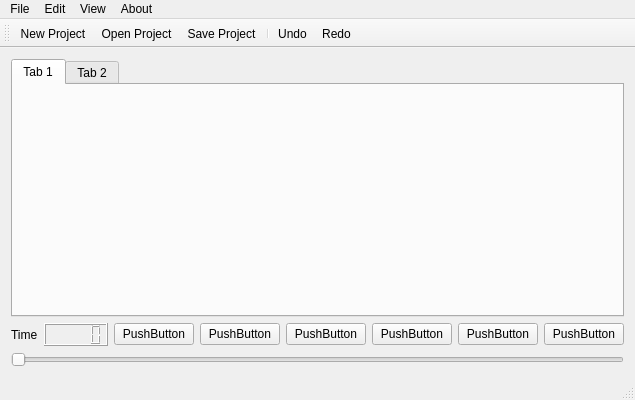
This is kinect_app/kinect_app.ui in Tarotth/DipTerv as Qt 5 draws it before an edit. The edited form follows.
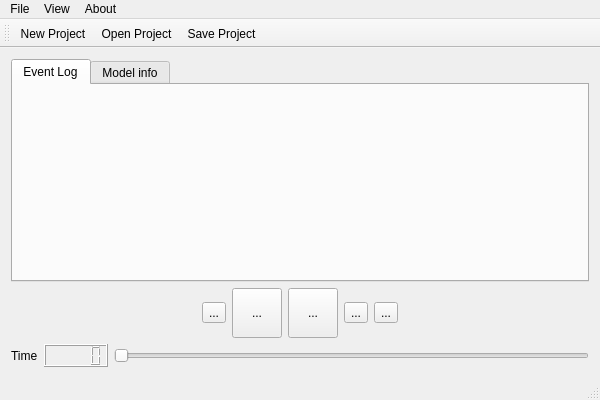
This is the edited form. Icons and pictures are not drawn.

Diff of the .ui file:
```diff
--- a/kinect_app/kinect_app.ui
+++ b/kinect_app/kinect_app.ui
@@ -27,12 +27,12 @@
         </property>
         <widget class="QWidget" name="tab">
          <attribute name="title">
-          <string>Tab 1</string>
+          <string>Event Log</string>
          </attribute>
         </widget>
         <widget class="QWidget" name="tab_2">
          <attribute name="title">
-          <string>Tab 2</string>
+          <string>Model info</string>
          </attribute>
         </widget>
        </widget>
@@ -47,6 +47,130 @@
       <item>
        <layout class="QHBoxLayout" name="horizontalLayout">
         <item>
+         <spacer name="horizontalSpacer_2">
+          <property name="orientation">
+           <enum>Qt::Horizontal</enum>
+          </property>
+          <property name="sizeHint" stdset="0">
+           <size>
+            <width>40</width>
+            <height>20</height>
+           </size>
+          </property>
+         </spacer>
+        </item>
+        <item>
+         <widget class="QToolButton" name="RecButton">
+          <property name="toolTip">
+           <string>Record button</string>
+          </property>
+          <property name="text">
+           <string>...</string>
+          </property>
+          <property name="icon">
+           <iconset>
+            <normaloff>Resources/record.png</normaloff>Resources/record.png</iconset>
+          </property>
+          <property name="shortcut">
+           <string>R</string>
+          </property>
+         </widget>
+        </item>
+        <item>
+         <widget class="QToolButton" name="BackButton">
+          <property name="minimumSize">
+           <size>
+            <width>50</width>
+            <height>50</height>
+           </size>
+          </property>
+          <property name="toolTip">
+           <string>Backward button</string>
+          </property>
+          <property name="text">
+           <string>...</string>
+          </property>
+          <property name="icon">
+           <iconset>
+            <normaloff>Resources/backward2.png</normaloff>Resources/backward2.png</iconset>
+          </property>
+          <property name="shortcut">
+           <string>B</string>
+          </property>
+         </widget>
+        </item>
+        <item>
+         <widget class="QToolButton" name="PlayPauseButton">
+          <property name="minimumSize">
+           <size>
+            <width>50</width>
+            <height>50</height>
+           </size>
+          </property>
+          <property name="toolTip">
+           <string>Play/Pause button</string>
+          </property>
+          <property name="text">
+           <string>...</string>
+          </property>
+          <property name="icon">
+           <iconset>
+            <normaloff>Resources/play4.png</normaloff>Resources/play4.png</iconset>
+          </property>
+         </widget>
+        </item>
+        <item>
+         <widget class="QToolButton" name="StopButton">
+          <property name="toolTip">
+           <string>Stop button</string>
+          </property>
+          <property name="text">
+           <string>...</string>
+          </property>
+          <property name="icon">
+           <iconset>
+            <normaloff>Resources/stop3.png</normaloff>Resources/stop3.png</iconset>
+          </property>
+          <property name="shortcut">
+           <string>S</string>
+          </property>
+         </widget>
+        </item>
+        <item>
+         <widget class="QToolButton" name="ForwardButton">
+          <property name="toolTip">
+           <string>Forward button</string>
+          </property>
+          <property name="text">
+           <string>...</string>
+          </property>
+          <property name="icon">
+           <iconset>
+            <normaloff>Resources/forward2.png</normaloff>Resources/forward2.png</iconset>
+          </property>
+          <property name="shortcut">
+           <string>F</string>
+          </property>
+         </widget>
+        </item>
+        <item>
+         <spacer name="horizontalSpacer">
+          <property name="orientation">
+           <enum>Qt::Horizontal</enum>
+          </property>
+          <property name="sizeHint" stdset="0">
+           <size>
+            <width>40</width>
+            <height>20</height>
+           </size>
+          </property>
+         </spacer>
+        </item>
+       </layout>
+      </item>
+      <item>
+       <layout class="QHBoxLayout" name="horizontalLayout_2">
+        <item>
          <widget class="QLabel" name="label">
           <property name="text">
            <string>Time</string>
@@ -57,56 +181,14 @@
          <widget class="QLCDNumber" name="lcdNumber"/>
         </item>
         <item>
-         <widget class="QPushButton" name="pushButton">
-          <property name="text">
-           <string>PushButton</string>
-          </property>
-         </widget>
-        </item>
-        <item>
-         <widget class="QPushButton" name="pushButton_2">
-          <property name="text">
-           <string>PushButton</string>
-          </property>
-         </widget>
-        </item>
-        <item>
-         <widget class="QPushButton" name="pushButton_3">
-          <property name="text">
-           <string>PushButton</string>
-          </property>
-         </widget>
-        </item>
-        <item>
-         <widget class="QPushButton" name="pushButton_4">
-          <property name="text">
-           <string>PushButton</string>
-          </property>
-         </widget>
-        </item>
-        <item>
-         <widget class="QPushButton" name="pushButton_5">
-          <property name="text">
-           <string>PushButton</string>
-          </property>
-         </widget>
-        </item>
-        <item>
-         <widget class="QPushButton" name="pushButton_6">
-          <property name="text">
-           <string>PushButton</string>
+         <widget class="QSlider" name="horizontalSlider">
+          <property name="orientation">
+           <enum>Qt::Horizontal</enum>
           </property>
          </widget>
         </item>
        </layout>
       </item>
-      <item>
-       <widget class="QSlider" name="horizontalSlider">
-        <property name="orientation">
-         <enum>Qt::Horizontal</enum>
-        </property>
-       </widget>
-      </item>
      </layout>
     </item>
    </layout>
@@ -136,16 +218,6 @@
     <addaction name="separator"/>
     <addaction name="actionExit"/>
    </widget>
-   <widget class="QMenu" name="menuEdit">
-    <property name="title">
-     <string>Edit</string>
-    </property>
-    <addaction name="actionUndo"/>
-    <addaction name="actionRedo"/>
-    <addaction name="separator"/>
-    <addaction name="actionCopy"/>
-    <addaction name="actionPaste"/>
-   </widget>
    <widget class="QMenu" name="menuView">
     <property name="title">
      <string>View</string>
@@ -162,7 +234,6 @@
     <addaction name="actionAbout"/>
    </widget>
    <addaction name="menuFile"/>
-   <addaction name="menuEdit"/>
    <addaction name="menuView"/>
    <addaction name="menuAbout"/>
   </widget>
@@ -176,9 +247,6 @@
    <addaction name="actionNew_Project"/>
    <addaction name="actionOpen_Project"/>
    <addaction name="actionSave_Project"/>
-   <addaction name="separator"/>
-   <addaction name="actionUndo"/>
-   <addaction name="actionRedo"/>
   </widget>
   <widget class="QStatusBar" name="statusBar"/>
   <action name="actionNew_Project">
@@ -241,38 +309,6 @@
     <string>Exit</string>
    </property>
   </action>
-  <action name="actionUndo">
-   <property name="text">
-    <string>Undo</string>
-   </property>
-   <property name="shortcut">
-    <string>Ctrl+Z</string>
-   </property>
-  </action>
-  <action name="actionRedo">
-   <property name="text">
-    <string>Redo</string>
-   </property>
-   <property name="shortcut">
-    <string>Ctrl+Y</string>
-   </property>
-  </action>
-  <action name="actionCopy">
-   <property name="text">
-    <string>Copy</string>
-   </property>
-   <property name="shortcut">
-    <string>Ctrl+C</string>
-   </property>
-  </action>
-  <action name="actionPaste">
-   <property name="text">
-    <string>Paste</string>
-   </property>
-   <property name="shortcut">
-    <string>Ctrl+V</string>
-   </property>
-  </action>
   <action name="actionSkin">
    <property name="text">
     <string>Skin</string>
```
Left out of the diff: 34 changed lines with no effect on the pictures.
